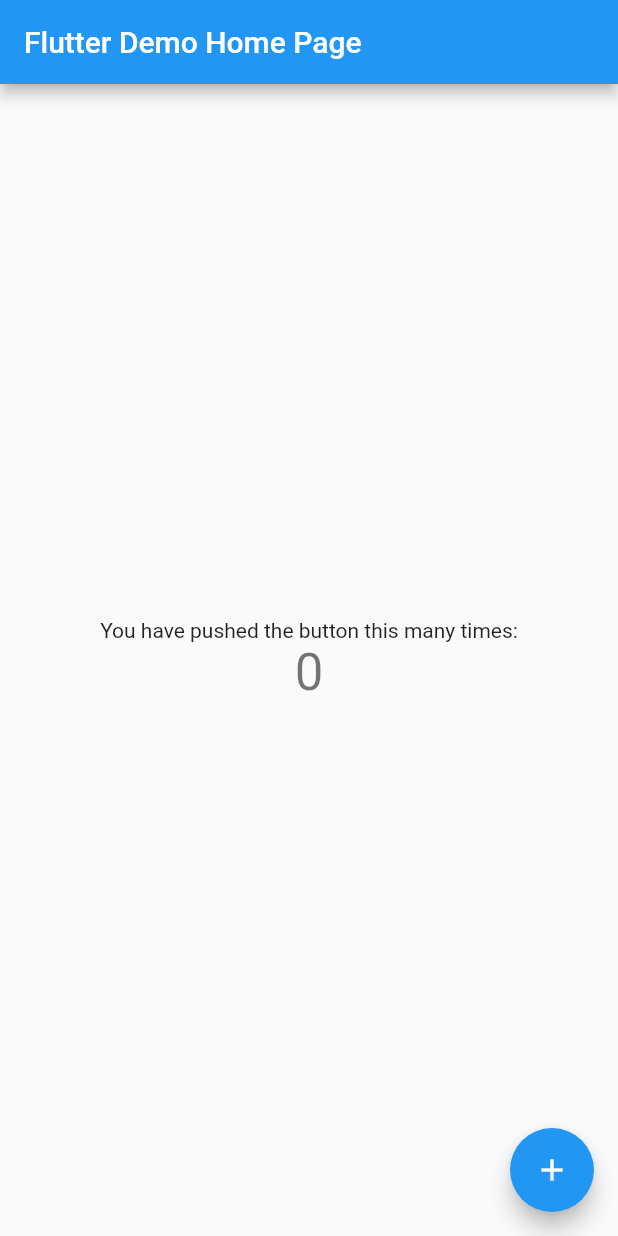
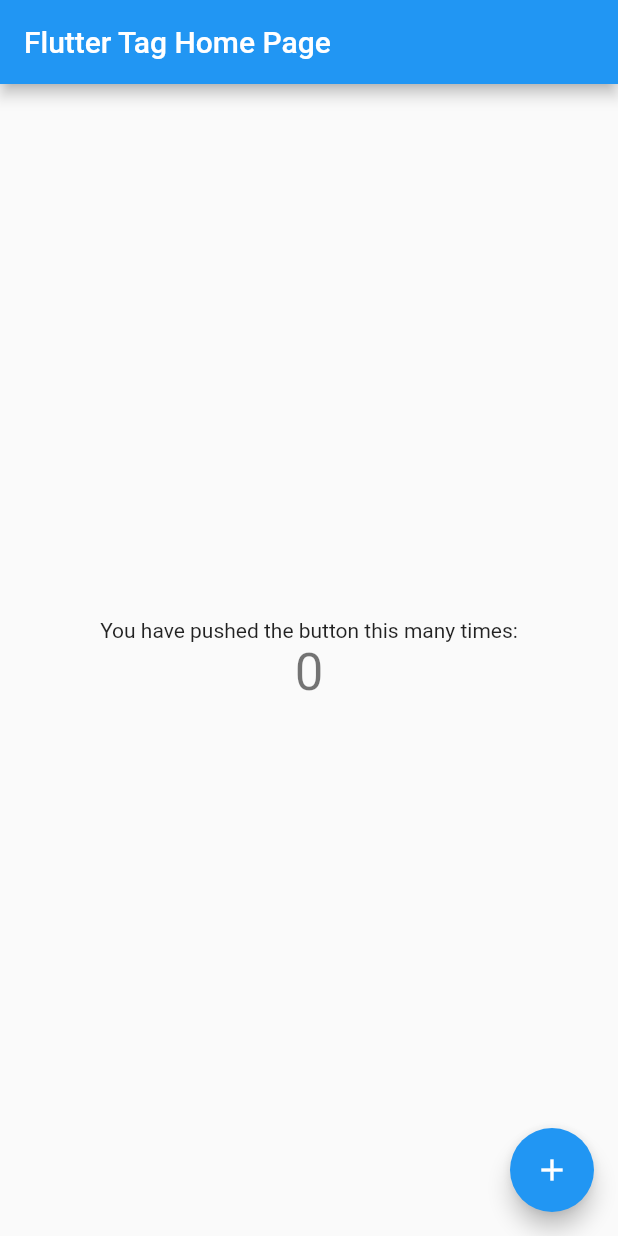
Before and after one commit to 3ioappdev/TAG, a Flutter app: the screen it shows after launch, on a phone screen of 412 x 824 dp. Run offline on Flutter 3.47's test engine with Material 2 defaults, Android fonts, the phone set to English and light mode, and no system bars.

Commit message:
Changed title

```diff
--- a/flutter_course/lib/main.dart
+++ b/flutter_course/lib/main.dart
@@ -20,7 +20,7 @@ class MyApp extends StatelessWidget {
         // is not restarted.
         primarySwatch: Colors.blue,
       ),
-      home: MyHomePage(title: 'Flutter Demo Home Page'),
+      home: MyHomePage(title: 'Flutter Tag Home Page'),
     );
   }
 }
```
